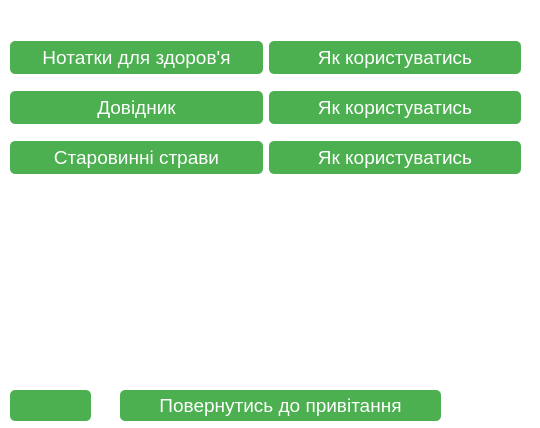
The window that main_page.ui (Antonchik159/Ukraine-in-future) describes before a commit, drawn with Qt 5.
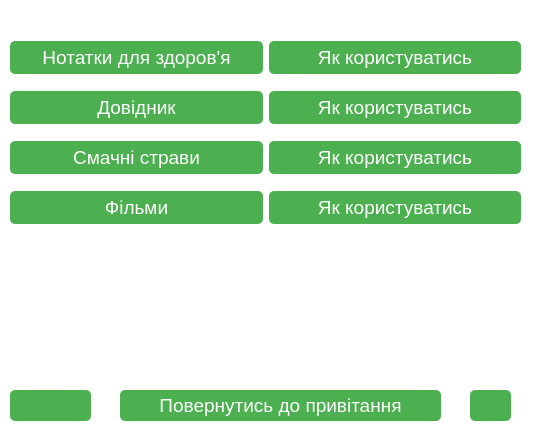
The same window after the commit. Icons and pictures are not drawn.

Patch:
```diff
--- a/main_page.ui
+++ b/main_page.ui
@@ -275,7 +275,7 @@
 }</string>
        </property>
        <property name="text">
-        <string>Старовинні страви</string>
+        <string>Смачні страви</string>
        </property>
       </widget>
      </item>
@@ -312,6 +312,116 @@
      </item>
     </layout>
    </widget>
+   <widget class="QWidget" name="horizontalLayoutWidget_2">
+    <property name="geometry">
+     <rect>
+      <x>10</x>
+      <y>190</y>
+      <width>511</width>
+      <height>35</height>
+     </rect>
+    </property>
+    <layout class="QHBoxLayout" name="horizontalLayout_4">
+     <item>
+      <widget class="QPushButton" name="bn_film">
+       <property name="font">
+        <font>
+         <pointsize>14</pointsize>
+        </font>
+       </property>
+       <property name="styleSheet">
+        <string notr="true">QPushButton {
+    background-color: #4CAF50;
+    border: none;
+    color: white;
+    padding: 5px 15px;
+    text-align: center;
+    text-decoration: none;
+    border-radius: 5px;
+}
+
+QPushButton:hover {
+    background-color: #45a049;
+}
+
+QPushButton:pressed {
+    background-color: #367c39;
+}</string>
+       </property>
+       <property name="text">
+        <string>Фільми</string>
+       </property>
+      </widget>
+     </item>
+     <item>
+      <widget class="QPushButton" name="btn_film_info">
+       <property name="font">
+        <font>
+         <pointsize>14</pointsize>
+        </font>
+       </property>
+       <property name="styleSheet">
+        <string notr="true">QPushButton {
+    background-color: #4CAF50;
+    border: none;
+    color: white;
+    padding: 5px 15px;
+    text-align: center;
+    text-decoration: none;
+    border-radius: 5px;
+}
+
+QPushButton:hover {
+    background-color: #45a049;
+}
+
+QPushButton:pressed {
+    background-color: #367c39;
+}</string>
+       </property>
+       <property name="text">
+        <string>Як користуватись</string>
+       </property>
+      </widget>
+     </item>
+    </layout>
+   </widget>
+   <widget class="QPushButton" name="inst_btn">
+    <property name="geometry">
+     <rect>
+      <x>470</x>
+      <y>390</y>
+      <width>41</width>
+      <height>31</height>
+     </rect>
+    </property>
+    <property name="styleSheet">
+     <string notr="true">QPushButton {
+    background-color: #4CAF50;
+    border: none;
+    color: white;
+    padding: 5px 15px;
+    text-align: center;
+    text-decoration: none;
+    border-radius: 5px;
+}
+
+QPushButton:hover {
+    background-color: #45a049;
+}
+
+QPushButton:pressed {
+    background-color: #367c39;
+}</string>
+    </property>
+    <property name="text">
+     <string/>
+    </property>
+    <property name="icon">
+     <iconset>
+      <normaloff>image/insta.png</normaloff>image/insta.png</iconset>
+    </property>
+   </widget>
   </widget>
  </widget>
  <resources/>
```
